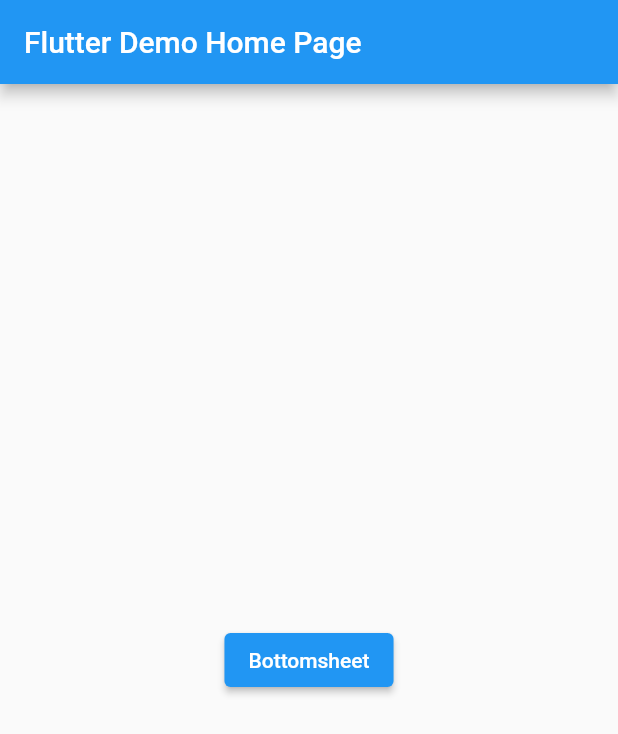
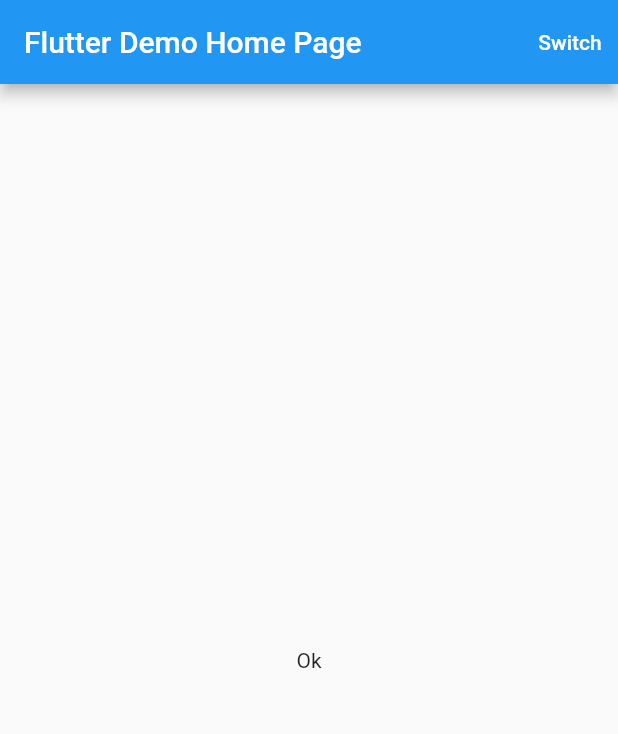
Before and after one commit to shindeyy/flutterdemo, a Flutter app: the screen it shows after launch, on a phone screen of 412 x 824 dp. Shown: the top 734 px of the screen. Run offline on Flutter 3.47's test engine with Material 2 defaults, Android fonts, the phone set to English and light mode, and no system bars.

Commit message:
Commit Related To: - Crossfade animation example.

```diff
--- a/lib/main.dart
+++ b/lib/main.dart
@@ -3,6 +3,38 @@ import 'package:flutter/material.dart';
 void main() {
   runApp(const MyApp());
   //runApp(const _TimePickerDemo());
+}
+
+class _AnnimatedCrossFade extends State<MyHomePage>{
+  bool _Bool = true;
+  @override
+  Widget build(BuildContext context) {
+    return Scaffold(
+      appBar: AppBar(
+        title: Text(widget.title),
+        actions: [
+          TextButton(onPressed: (){
+            setState(() {
+              _Bool = !_Bool;
+            });
+          }, child: const Text("Switch",
+            style: TextStyle(
+              color: Colors.white
+            ),
+          ))
+        ],
+      ),
+      body: Center(
+        child: AnimatedCrossFade(
+          firstChild: const Text("Ok"),
+          secondChild: const Text("data"),
+          crossFadeState: _Bool ? CrossFadeState.showFirst: CrossFadeState.showSecond,
+          duration: const Duration(seconds: 1),
+        ),
+      ),);
+    throw UnimplementedError();
+  }
+
 }
 
 class _BottomView extends State<MyHomePage>{
@@ -327,5 +359,5 @@ class MyHomePage extends StatefulWidget {
   final String title;
 
   @override
-  State<MyHomePage> createState() => _BottomView();
+  State<MyHomePage> createState() => _AnnimatedCrossFade();
 }
```
Also changed, not shown: 2 other files.
